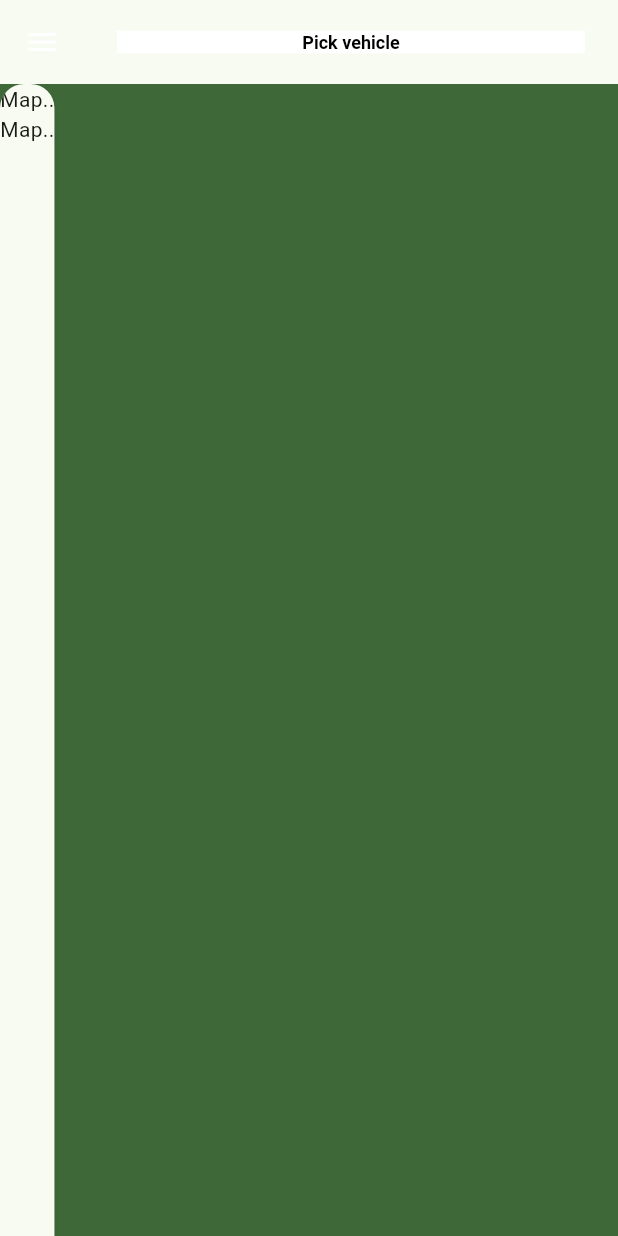
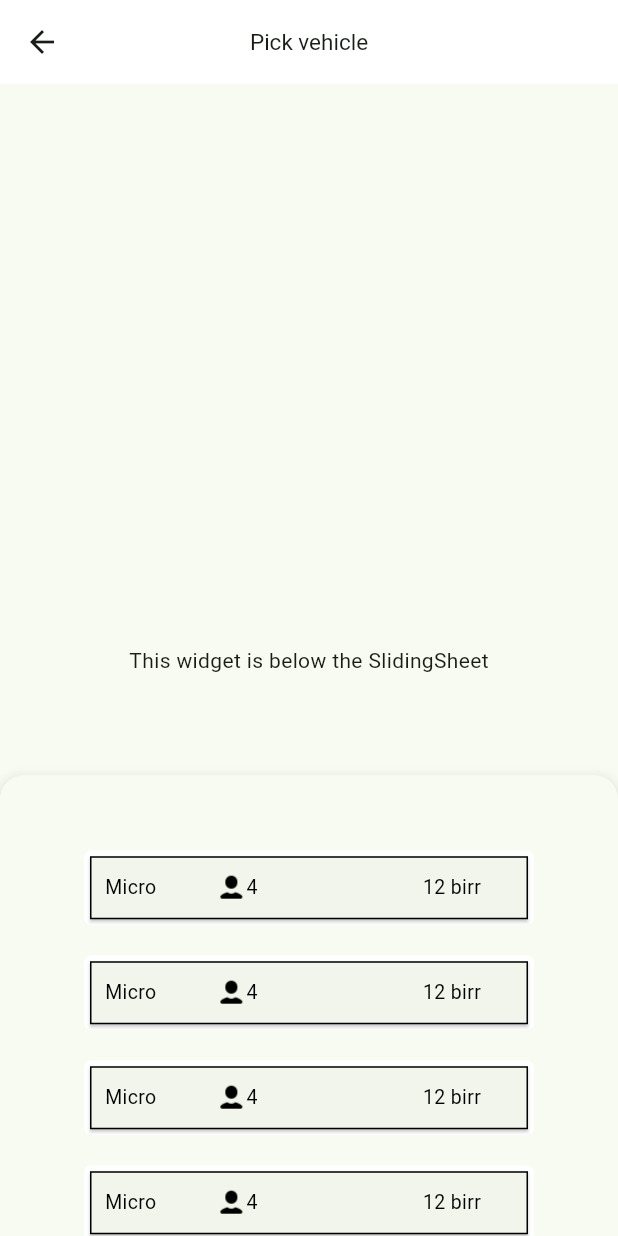
Before and after one commit to Besufikad17/waliyalift, a Flutter app: the Vehicles screen opened directly, on a phone screen of 412 x 824 dp. Run offline on Flutter 3.47's test engine with Material 2 defaults, Android fonts, the light colour scheme and no system bars; drawn by our look-alikes of backdrop; our stand-ins replace flutter_hooks, hooks_riverpod, wtf_sliding_sheet; missing offline and left inert: window_size.

Commit message:
vehicle picker added

```diff
--- a/lib/components/card.dart
+++ b/lib/components/card.dart
@@ -34,6 +34,7 @@ class MyCard extends StatelessWidget {
         height: height == 0 ? null : height,
         decoration: BoxDecoration(
           color: getColorFromHex(color),
+          // FIXME: border radius
           borderRadius: BorderRadius.only(
             topRight: Radius.circular(borderRadius.topRight),
             topLeft: Radius.circular(borderRadius.topLeft),
--- a/lib/components/location_picker.dart
+++ b/lib/components/location_picker.dart
@@ -33,10 +33,9 @@ class LocationPicker extends HookConsumerWidget {
         title: MyText(
             text: "$flag location",
             size: 12,
-            bgcolor: colorToHexString(Theme.of(context).colorScheme.primary),
-            fgcolor: "#ffffff",
+            color: "#ffffff",
             isBold: true,
-            borderRadius: 0),
+        ),
         centerTitle: true,
       ),
       body: Column(
--- a/lib/components/text.dart
+++ b/lib/components/text.dart
@@ -5,40 +5,28 @@ import 'package:waliyalift/utils/color.dart';
 class MyText extends StatelessWidget {
   final String text;
   final double size;
-  final double borderRadius;
-  final String bgcolor;
   bool isBold;
   double width;
-  String fgcolor;
+  String color;
 
   MyText({
-      super.key,
-      required this.text,
-      required this.size,
-      required this.bgcolor,
-      required this.borderRadius,
-      this.isBold=false,
-      this.width=0,
-      this.fgcolor="#000000"});
+    super.key,
+    required this.text,
+    required this.size,
+    this.isBold = false,
+    this.width = 0,
+    this.color = "#000000"
+  });
 
   @override
   Widget build(BuildContext context) {
-    return Container(
-      margin: const EdgeInsets.all(6.0),
-      width: width == 0 ? null : width,
-      height: width == 0 ? null : width,
-      decoration: BoxDecoration(
-          color: getColorFromHex(bgcolor),
-          borderRadius: BorderRadius.circular(borderRadius)),
-      child: Center(
-        child: Text(text,
-            style: TextStyle(
-                fontSize: size,
-                fontWeight: isBold  ? FontWeight.w600 : FontWeight.normal,
-                color: getColorFromHex(fgcolor),
-            ),
-            textAlign: TextAlign.center),
+    return Text(text,
+      style: TextStyle(
+        fontSize: size,
+        fontWeight: isBold ? FontWeight.w600 : FontWeight.normal,
+        color: getColorFromHex(color),
       ),
+      textAlign: TextAlign.center
     );
   }
 }
--- a/lib/components/text_field.dart
+++ b/lib/components/text_field.dart
@@ -1,5 +1,6 @@
 import 'package:flutter/material.dart';
 
+// ignore: must_be_immutable
 class MyTextField extends StatelessWidget {
   MyTextField({super.key,
     required this.textEditingController,
--- a/lib/components/vehicle_picker.dart
+++ b/lib/components/vehicle_picker.dart
@@ -1,31 +1,96 @@
 import 'package:flutter/material.dart';
+import 'package:waliyalift/components/button.dart';
 import 'package:waliyalift/components/card.dart';
+import 'package:waliyalift/components/text.dart';
 import 'package:waliyalift/models/border_radius.dart';
+import 'package:waliyalift/models/vehicle.dart';
 
-class VehiclePicker extends StatelessWidget {
+class VehiclePicker extends StatefulWidget {
   const VehiclePicker({super.key});
 
   @override
+  State<VehiclePicker> createState() => _VehiclePickerState();
+}
+
+class _VehiclePickerState extends State<VehiclePicker> {
+  late Vehicle vehicle;
+  int? selectedIndex;
+
+  // TODO: use vehicle bloc
+  List<Vehicle> vehicles = [
+    Vehicle(id: "1", name: "Micro", capacity: "4", startPrice: "95", kmPrice: "12"),
+    Vehicle(id: "1", name: "Micro", capacity: "4", startPrice: "95", kmPrice: "12"),
+    Vehicle(id: "1", name: "Micro", capacity: "4", startPrice: "95", kmPrice: "12"),
+    Vehicle(id: "1", name: "Micro", capacity: "4", startPrice: "95", kmPrice: "12"),
+  ];
+
+  void pick(Vehicle newVehicle) {
+    setState(() {
+      vehicle = newVehicle;
+      selectedIndex = vehicles.indexOf(newVehicle);
+    });
+  }
+
+  @override
   Widget build(BuildContext context) {
-    return MyCard(
-      borderRadius: MyBorderRadius(topLeft: 10, topRight: 10),
-      borderColor: "#ffffff",
-      onPressed: () {},
-      widget: Column(
+    return Center(
+      child:  Column(
         children: [
-          const Text("Vehicles"),
-          const SizedBox(height: 10,),
-          MyCard(
-            width: 250,
+          const SizedBox(height: 40,),
+          ...(vehicles.map((v) =>
+            Padding(
+              padding: const EdgeInsets.all(10),
+              child: (
+                MyCard(
+                  width: 300,
+                  height: 50,
+                  borderColor: selectedIndex != null ? (vehicles.indexOf(v) == selectedIndex ? "#165214" : "#000000") : "#000000",
+                  borderRadius: MyBorderRadius.all(radius: 5),
+                  onPressed: (){
+                    pick(v);
+                  },
+                  widget: Row(
+                    children: [
+                      const SizedBox(width: 10,),
+                      MyText(
+                        text: v.name!,
+                        size: 13
+                      ),
+                      const SizedBox(width: 40,),
+                      Image.asset(
+                        "assets/images/person.png",
+                        height: 20,
+                        width: 20,
+                      ),
+                      MyText(
+                        text: v.capacity!,
+                        size: 13
+                      ),
+                      const SizedBox(width: 110,),
+                      MyText(
+                        text: "${v.kmPrice!} birr",
+                        size: 13
+                      ),
+                    ],
+                  )
+                )
+              ),
+            ))
+          ),
+          const SizedBox(height: 20,),
+          MyButton(
+            text: "Done",
+            width: 200,
             height: 40,
-            borderRadius: MyBorderRadius.all(radius: 5),
-            onPressed: (){},
-            widget: const Row(
-              children: [],
-            )
-          )
+            bgcolor: "#165214",
+            borderRadius: 5,
+            onPressed: () {
+              // TODO: Navigate to checkout page
+            }
+          ),
+          const SizedBox(height: 20,),
         ],
-      )
+      ),
     );
   }
 }
--- a/lib/main.dart
+++ b/lib/main.dart
@@ -54,10 +54,8 @@ class _MyHomePageState extends State<MyHomePage> {
         title: MyText(
           text: widget.title,
           size: 12,
-          bgcolor: colorToHexString(Theme.of(context).colorScheme.primary),
-          fgcolor: "#ffffff",
+          color: "#ffffff",
           isBold: true,
-          borderRadius: 0
         ),
         centerTitle: true,
       ),
--- /dev/null
+++ b/lib/models/vehicle.dart
@@ -0,0 +1,26 @@
+class Vehicle {
+  String? id;
+  String? name;
+  String? capacity;
+  String? startPrice;
+  String? kmPrice;
+
+  Vehicle({
+    this.id,
+    this.name,
+    this.capacity,
+    this.startPrice,
+    this.kmPrice
+  });
+
+  factory Vehicle.fromJSON(Map<String, dynamic> json) {
+    return Vehicle(
+      id: json['id'],
+      name: json['name'],
+      capacity: json['capacity'],
+      startPrice: json['start_price'],
+      kmPrice: json['km_price']
+    );
+  }
+
+}
--- a/lib/screens/home.dart
+++ b/lib/screens/home.dart
@@ -60,8 +60,7 @@ class _HomeState extends State<Home> {
                  child: MyText(
                   text: "For me",
                   size: 12,
-                  bgcolor: "#ffffff",
-                  borderRadius: 0),
+                 ),
                ),
               const SizedBox(
                 width: 150,
@@ -89,8 +88,7 @@ class _HomeState extends State<Home> {
                  child: MyText(
                   text: "For others",
                   size: 12,
-                  bgcolor: "#ffffff",
-                  borderRadius: 0),
+                 ),
                ),
               const SizedBox(
                 width: 133,
--- a/lib/screens/location.dart
+++ b/lib/screens/location.dart
@@ -48,10 +48,9 @@ class _LocationState extends State<Location> {
         title: MyText(
             text: "Pick Location",
             size: 12,
-            bgcolor: colorToHexString(Theme.of(context).colorScheme.primary),
-            fgcolor: "#ffffff",
+            color: "#ffffff",
             isBold: true,
-            borderRadius: 0),
+        ),
         centerTitle: true,
       ),
       body: Center(
@@ -90,8 +89,7 @@ class _LocationState extends State<Location> {
                   child: MyText(
                       text: pickLocation,
                       size: 12,
-                      bgcolor: "#ffffff",
-                      borderRadius: 0),
+                  ),
                 ),
                 const SizedBox(
                   width: 115,
@@ -130,8 +128,7 @@ class _LocationState extends State<Location> {
                   child: MyText(
                       text: dropLocation,
                       size: 12,
-                      bgcolor: "#ffffff",
-                      borderRadius: 0),
+                    ),
                 ),
                 const SizedBox(
                   width: 113,
--- a/lib/screens/vehicles.dart
+++ b/lib/screens/vehicles.dart
@@ -1,30 +1,36 @@
-import 'package:backdrop/backdrop.dart';
 import 'package:flutter/material.dart';
-import 'package:waliyalift/components/text.dart';
 import 'package:waliyalift/components/vehicle_picker.dart';
+import 'package:waliyalift/utils/color.dart';
+import 'package:wtf_sliding_sheet/wtf_sliding_sheet.dart';
 
 class Vehicles extends StatelessWidget {
   const Vehicles({super.key});
 
   @override
   Widget build(BuildContext context) {
-    return BackdropScaffold(
-      appBar: BackdropAppBar(
+    return Scaffold(
+      appBar: AppBar(
         elevation: 0,
-        title: MyText(
-            text: "Pick vehicle",
-            size: 12,
-            bgcolor: "#ffffff",
-            fgcolor: "#000000",
-            isBold: true,
-            borderRadius: 0),
+        backgroundColor: getColorFromHex("#ffffff"),
+        title: const Text("Pick vehicle", style: TextStyle(fontSize: 15),),
         centerTitle: true,
       ),
-      frontLayer: const Column(children: [
-        Text("Map.."),
-        Text("Map..")
-      ],),
-      backLayer: const VehiclePicker(),
+      body: SlidingSheet(
+        elevation: 8,
+        cornerRadius: 16,
+        snapSpec: const SnapSpec(
+          snap: true,
+          snappings: [0.4, 0.7, 1.0],
+          positioning: SnapPositioning.relativeToAvailableSpace,
+        ),
+        body: const Center(
+          // TODO: google maps
+          child: Text('This widget is below the SlidingSheet'),
+        ),
+        builder: (context, state) {
+          return VehiclePicker();
+        },
+      ),
     );
   }
 }
--- a/pubspec.yaml
+++ b/pubspec.yaml
@@ -19,6 +19,7 @@ dependencies:
   flutter_hooks: ^0.20.0
   hooks_riverpod: ^2.3.8
   backdrop: ^0.9.0
+  wtf_sliding_sheet: ^1.1.2
 
 dev_dependencies:
   flutter_test:
```
Also changed, not shown: pubspec.lock.
